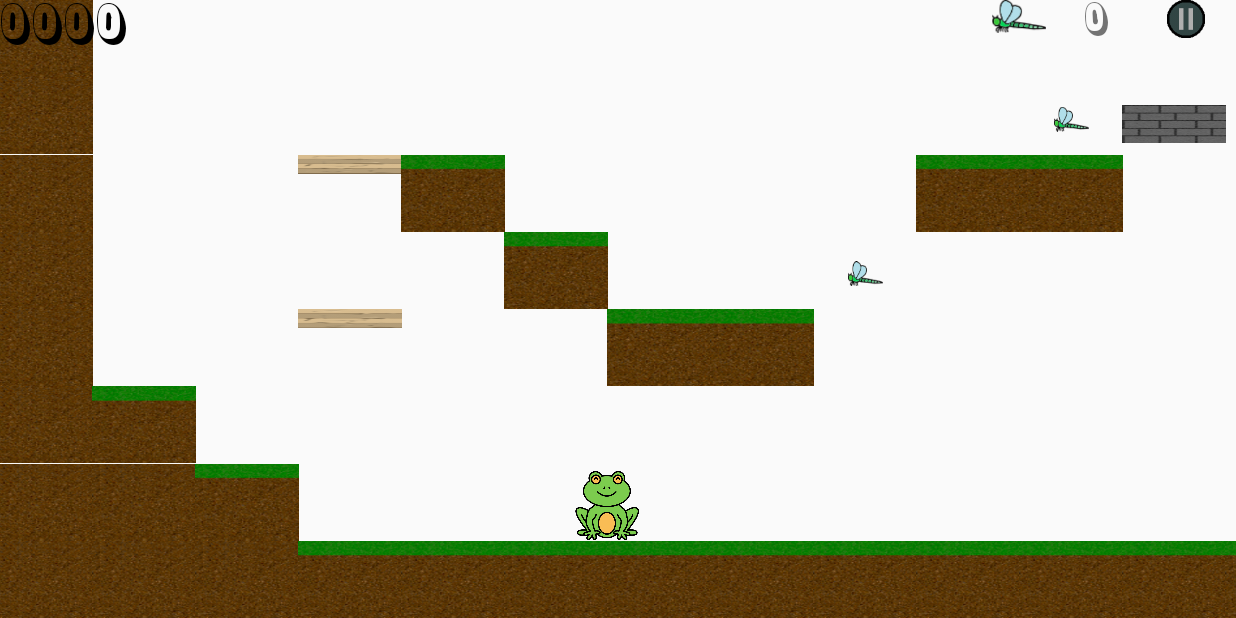
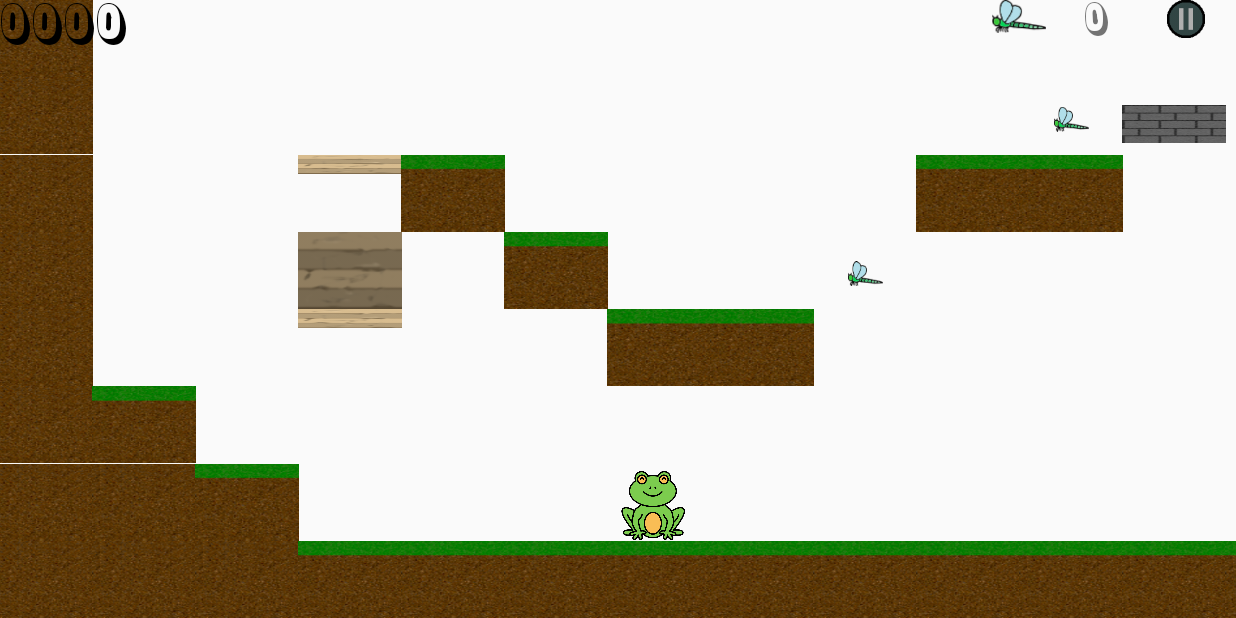
Before and after one commit to Zaphreal/HopSkip, an Android app: the GameActivity screen opened directly, with no data from a screen before it, on a phone screen of 824 x 412 dp (held sideways). Run offline under Robolectric (Android 15) with nearby library versions, the phone set to English and light mode, and no system bars.

Commit message:
Add "background" tag to create non-interactable Blocks, move player view into the block layout

```diff
--- a/app/src/main/java/me/zaphreal/hopskip/BlockColumnGenerator.java
+++ b/app/src/main/java/me/zaphreal/hopskip/BlockColumnGenerator.java
@@ -1,6 +1,8 @@
 package me.zaphreal.hopskip;
 
 import android.content.Context;
+import android.graphics.Color;
+import android.graphics.PorterDuff;
 import android.widget.ImageView;
 
 public class BlockColumnGenerator {
@@ -44,16 +46,26 @@ public class BlockColumnGenerator {
                     v.setImageResource(R.drawable.brick2);
                     blockColumn[i] = new Block(name, width, height, new float[]{1.0f, 0}, v);
                     break;
+                case "wood":
+                    v.setImageResource(R.drawable.wood);
+                    blockColumn[i] = new Block(name, width, height, new float[]{1.0f, 0}, v);
+                    break;
                 case "move_brick_sync":
                 case "move_brick":
                     v.setImageResource(R.drawable.brick1);
                     // moving template: xScale, +/- num blocks to travel, time per half cycle, time variable, starting position
                     blockColumn[i] = new Block(name, width, (height/2), new float[]{1.0f, 1.0f, 2.0f, 0, ((float)-Math.PI)/4}, v);
                     break;
-                case "wood_platform":
+                case "platform_wood":
                     v.setImageResource(R.drawable.wood);
                     v.setTag("platform");
                     blockColumn[i] = new Block(name, width, (height/4), new float[]{1.0f, 0}, v);
+                    break;
+                case "bg_wood":
+                    v.setImageResource(R.drawable.wood);
+                    v.setTag("background");
+                    v.setColorFilter(Color.argb(85, 0, 0, 0), PorterDuff.Mode.DARKEN);
+                    blockColumn[i] = new Block(name, width, height, new float[]{1.0f, 0}, v);
                     break;
                 case "coin":
                     v.setImageResource(R.drawable.coin_frog);
--- a/app/src/main/java/me/zaphreal/hopskip/GameActivity.java
+++ b/app/src/main/java/me/zaphreal/hopskip/GameActivity.java
@@ -18,7 +18,6 @@ import android.widget.LinearLayout;
 import android.widget.RelativeLayout;
 import android.widget.TextView;
 import androidx.appcompat.app.AppCompatActivity;
-import androidx.constraintlayout.widget.ConstraintLayout;
 
 import java.util.ArrayList;
 import java.util.Random;
@@ -100,10 +99,14 @@ public class GameActivity extends AppCompatActivity implements View.OnTouchListe
         pView = findViewById(R.id.player);
         pView.setImageDrawable(getDrawable(R.drawable.frog));
         pView.setOnTouchListener(this);
-        ConstraintLayout.LayoutParams playerSizeParams = (ConstraintLayout.LayoutParams)pView.getLayoutParams();
+        //ConstraintLayout.LayoutParams playerSizeParams = (ConstraintLayout.LayoutParams)pView.getLayoutParams();
+        RelativeLayout.LayoutParams playerSizeParams = (RelativeLayout.LayoutParams)pView.getLayoutParams();
         playerSizeParams.width = (int)(blockW * 0.9);
         playerSizeParams.height = (int)(blockH * 0.9);
         pView.setLayoutParams(playerSizeParams);
+        pView.setTranslationZ(0.1f);
+        pView.setX((float)screenWidth * 0.5f);
+        pView.setY((float)screenHeight * 0.75f);
 
         scrollAccel = -0.2f;
         scrollSpeed = scrollAccel;
@@ -236,7 +239,7 @@ public class GameActivity extends AppCompatActivity implements View.OnTouchListe
         blockList.add(gen.generate(new String[]{"dirt"}));
         blockList.add(gen.generate(new String[]{"", "", "", "", "", "grass", "dirt"}));
         blockList.add(gen.generate(new String[]{"", "", "", "", "", "", "grass", "dirt"}));
-        blockList.add(gen.generate(new String[]{"", "", "wood_platform", "", "wood_platform", "", "", "grass"}));
+        blockList.add(gen.generate(new String[]{"", "", "platform_wood", "bg_wood", "platform_wood", "", "", "grass"}));
         blockList.add(gen.generate(new String[]{"", "", "grass", "", "", "", "", "grass"}));
         blockList.add(gen.generate(new String[]{"", "", "", "grass", "", "", "", "grass"}));
         blockList.add(gen.generate(new String[]{"", "", "", "", "grass", "", "", "grass"}));
@@ -286,14 +289,14 @@ public class GameActivity extends AppCompatActivity implements View.OnTouchListe
                         new RelativeLayout.LayoutParams((int) block.getWidth() + 1, (int) block.getHeight());
                 blockImg.setLayoutParams(params);
                 blockImg.setX((blockW - block.getWidth())/2);
+                blockImg.setY((y * blockH) + ((blockH - block.getHeight())/2));
                 if (block.getType().contains("sync")) {
                     // will sync moving platform with speed and location of moving platform DIRECTLY on left
                     blockImg.setY(blockList.get(index-1)[y].getView().getY());
                     block.setScaleVelocity(blockList.get(index-1)[y].getScaleVelocity());
-                } else if (block.getType().contains("platform")) {
+                }
+                if (block.getType().contains("platform")) {
                     blockImg.setY(y * blockH);
-                } else {
-                    blockImg.setY((y * blockH) + ((blockH - block.getHeight())/2));
                 }
                 layout.addView(blockImg);
             }
@@ -369,13 +372,13 @@ public class GameActivity extends AppCompatActivity implements View.OnTouchListe
                 structure = new String[10][NUM_BLOCKS_Y];
                 structure[0] = new String[]{"", "", "", "", "", "", "", "grass"};
                 structure[1] = new String[]{"", "", "", "", "", "", "", "grass"};
-                structure[2] = new String[]{"brick1", "brick2", "brick1", "brick2", "brick1", "", "", "grass"};
-                structure[3] = new String[]{"coin", "brick2", "", "", "brick1", "", "", "grass"};
-                structure[4] = new String[]{"", "", "", "", "brick1", "", "", "grass"};
-                structure[5] = new String[]{"", "", "", "", "", "", "", "grass"};
-                structure[6] = new String[]{"", "", "", "", "", "", "", "grass"};
-                structure[7] = new String[]{"", "", "brick1", "", "", "", "brick1", "grass"};
-                structure[8] = new String[]{"brick1", "", "brick1", "brick2", "brick1", "brick2", "brick1", "brick2"};
+                structure[2] = new String[]{"brick1", "brick2", "brick1", "brick2", "brick1", "bg_wood", "bg_wood", "wood"};
+                structure[3] = new String[]{"coin", "brick2", "bg_wood", "bg_wood", "brick1", "bg_wood", "bg_wood", "wood"};
+                structure[4] = new String[]{"bg_wood", "bg_wood", "bg_wood", "bg_wood", "brick1", "bg_wood", "bg_wood", "wood"};
+                structure[5] = new String[]{"bg_wood", "bg_wood", "bg_wood", "bg_wood", "bg_wood", "bg_wood", "bg_wood", "wood"};
+                structure[6] = new String[]{"bg_wood", "bg_wood", "bg_wood", "bg_wood", "bg_wood", "bg_wood", "bg_wood", "wood"};
+                structure[7] = new String[]{"bg_wood", "bg_wood", "brick1", "bg_wood", "bg_wood", "bg_wood", "brick1", "wood"};
+                structure[8] = new String[]{"brick1", "bg_wood", "brick1", "brick2", "brick1", "brick2", "brick1", "brick2"};
                 structure[9] = new String[]{"", "", "", "", "", "", "", "grass"};
                 break;
             // mission:impossible
@@ -566,7 +569,9 @@ public class GameActivity extends AppCompatActivity implements View.OnTouchListe
                 }
 
                 if (v.getTag() != null) {
-                    if (v.getTag().equals("coin")) {
+                    if (v.getTag().equals("background") || v.getTag().equals("collected")) {
+                        continue;
+                    } else if (v.getTag().equals("coin")) {
                         // if player bottom lower than coin top AND player top higher than coin bottom
                         if (((pY + pHeight > v.getY() && pY < v.getY() + v.getHeight())
                                     && ((vY <= 0 && pY < v.getY() + v.getHeight()*1.3 && pY > v.getY() + v.getHeight() * 0.5)
@@ -583,9 +588,6 @@ public class GameActivity extends AppCompatActivity implements View.OnTouchListe
                             }
                             collectCoin();
                         }
-                        continue;
-                    }
-                    if (v.getTag().equals("collected")) {
                         continue;
                     }
                 }
--- a/app/src/main/res/layout/game_activity.xml
+++ b/app/src/main/res/layout/game_activity.xml
@@ -6,14 +6,6 @@
         android:layout_width="match_parent"
         android:layout_height="match_parent"
         tools:context=".GameActivity" android:id="@+id/background">
-    <ImageView
-            android:layout_width="60dp"
-            android:layout_height="60dp" app:srcCompat="@drawable/frog" android:id="@+id/player"
-            android:contentDescription="@string/player"
-            android:visibility="visible"
-            app:layout_constraintStart_toStartOf="parent"
-            app:layout_constraintEnd_toEndOf="parent" app:layout_constraintTop_toTopOf="parent"
-            app:layout_constraintBottom_toBottomOf="parent" app:layout_constraintVertical_bias="0.78"/>
     <RelativeLayout
             android:orientation="vertical"
             android:layout_width="60dp"
@@ -22,6 +14,12 @@
             app:layout_constraintTop_toTopOf="parent"
             app:layout_constraintBottom_toBottomOf="parent" app:layout_constraintStart_toStartOf="parent"
             app:layout_constraintEnd_toEndOf="parent">
+        <ImageView
+                android:layout_width="60dp"
+                android:layout_height="60dp" app:srcCompat="@drawable/frog" android:id="@+id/player"
+                android:contentDescription="@string/player"
+                android:visibility="visible"
+        />
     </RelativeLayout>
     <TextView
             android:text="0000"
```
